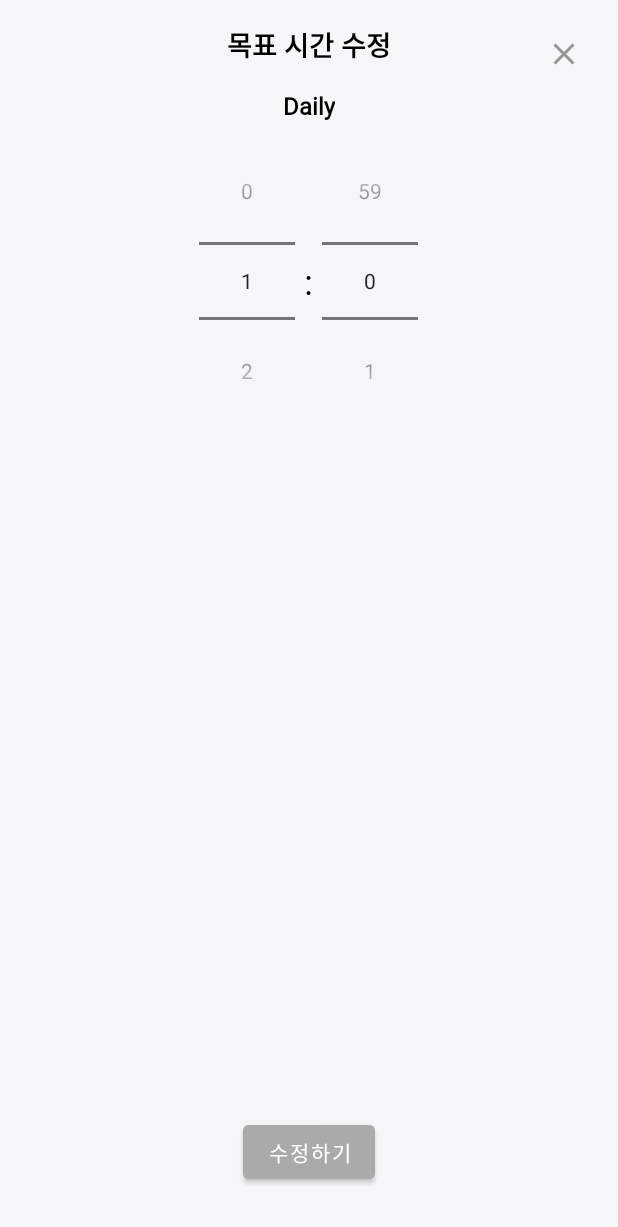
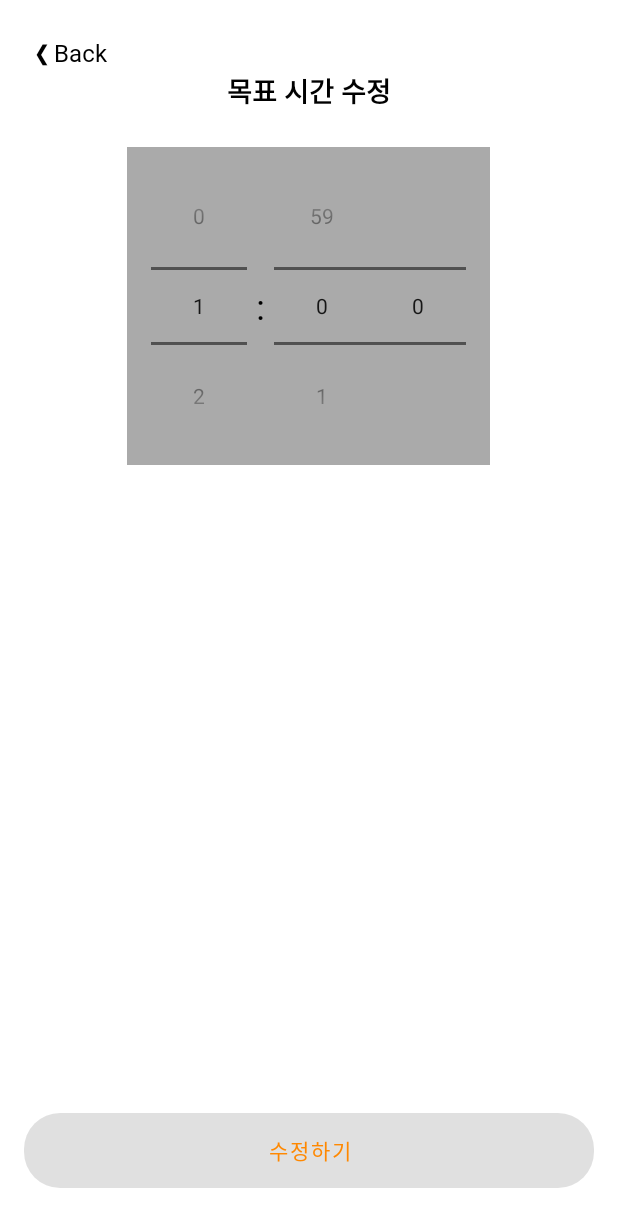
Before and after one commit to ke-kim/SWU-GURU2-17, an Android app: the EditDailyGoalActivity screen opened directly, with no data from a screen before it, on a phone screen of 412 x 824 dp. Shown: the top 1227 px of the screen. Run offline under Robolectric (Android 15) with nearby library versions, the phone set to English and light mode, and no system bars.

Commit message:
Update: 목표 수정 화면 수정

```diff
--- a/app/src/main/res/layout/activity_edit_daily_goal.xml
+++ b/app/src/main/res/layout/activity_edit_daily_goal.xml
@@ -3,17 +3,20 @@
     xmlns:android="http://schemas.android.com/apk/res/android"
     android:layout_width="match_parent"
     android:layout_height="match_parent"
-    android:padding="16dp">
+    android:padding="16dp"
+    android:background="@android:color/white">
 
-    <!-- 닫기 버튼 -->
-    <ImageButton
-        android:id="@+id/closeButton"
-        android:layout_width="40dp"
-        android:layout_height="40dp"
-        android:layout_alignParentEnd="true"
-        android:background="@android:color/transparent"
-        android:src="@drawable/ic_close"
-        android:contentDescription="닫기 버튼" />
+    <!-- 닫기 버튼 (Back) -->
+    <TextView
+        android:id="@+id/backButton"
+        android:layout_width="wrap_content"
+        android:layout_height="wrap_content"
+        android:text="❮ Back"
+        android:textSize="16sp"
+        android:textColor="@android:color/black"
+        android:layout_alignParentStart="true"
+        android:layout_marginStart="8dp"
+        android:layout_marginTop="8dp"/>
 
     <!-- 타이틀 -->
     <TextView
@@ -21,38 +24,29 @@
         android:layout_width="wrap_content"
         android:layout_height="wrap_content"
         android:layout_centerHorizontal="true"
+        android:layout_below="@id/backButton"
         android:text="목표 시간 수정"
         android:textSize="18sp"
         android:textStyle="bold"
         android:textColor="@android:color/black" />
-
-    <!-- Daily 텍스트 -->
-    <TextView
-        android:id="@+id/dailyLabel"
-        android:layout_width="wrap_content"
-        android:layout_height="wrap_content"
-        android:layout_below="@id/titleTextView"
-        android:layout_marginTop="16dp"
-        android:text="Daily"
-        android:textSize="16sp"
-        android:textStyle="bold"
-        android:textColor="@android:color/black"
-        android:layout_centerHorizontal="true" />
 
     <!-- 목표 시간 선택 Picker -->
     <LinearLayout
         android:id="@+id/pickerContainer"
         android:layout_width="wrap_content"
         android:layout_height="wrap_content"
-        android:layout_below="@id/dailyLabel"
+        android:layout_below="@id/titleTextView"
         android:layout_centerHorizontal="true"
         android:orientation="horizontal"
-        android:layout_marginTop="16dp">
+        android:layout_marginTop="24dp"
+        android:background="@android:color/darker_gray"
+        android:padding="16dp">
 
+        <!-- 시간 Picker -->
         <NumberPicker
             android:id="@+id/hourPicker"
             android:layout_width="wrap_content"
-            android:layout_height="wrap_content" />
+            android:layout_height="wrap_content"/>
 
         <TextView
             android:id="@+id/colon"
@@ -63,21 +57,29 @@
             android:textColor="@android:color/black"
             android:layout_gravity="center"/>
 
+        <!-- 분 Picker -->
         <NumberPicker
             android:id="@+id/minutePicker"
             android:layout_width="wrap_content"
-            android:layout_height="wrap_content" />
+            android:layout_height="wrap_content"/>
+
+        <!-- AM/PM Picker -->
+        <NumberPicker
+            android:id="@+id/ampmPicker"
+            android:layout_width="wrap_content"
+            android:layout_height="wrap_content"/>
     </LinearLayout>
 
     <!-- 수정하기 버튼 -->
     <Button
         android:id="@+id/saveGoalButton"
-        android:layout_width="wrap_content"
-        android:layout_height="wrap_content"
+        android:layout_width="match_parent"
+        android:layout_height="50dp"
         android:layout_centerHorizontal="true"
         android:layout_alignParentBottom="true"
         android:layout_marginBottom="16dp"
         android:text="수정하기"
-        android:backgroundTint="@android:color/darker_gray"
-        android:textColor="@android:color/white"/>
+        android:background="@drawable/rounded_button"
+        android:textColor="@android:color/holo_orange_dark"
+        android:enabled="false"/>
 </RelativeLayout>
```
